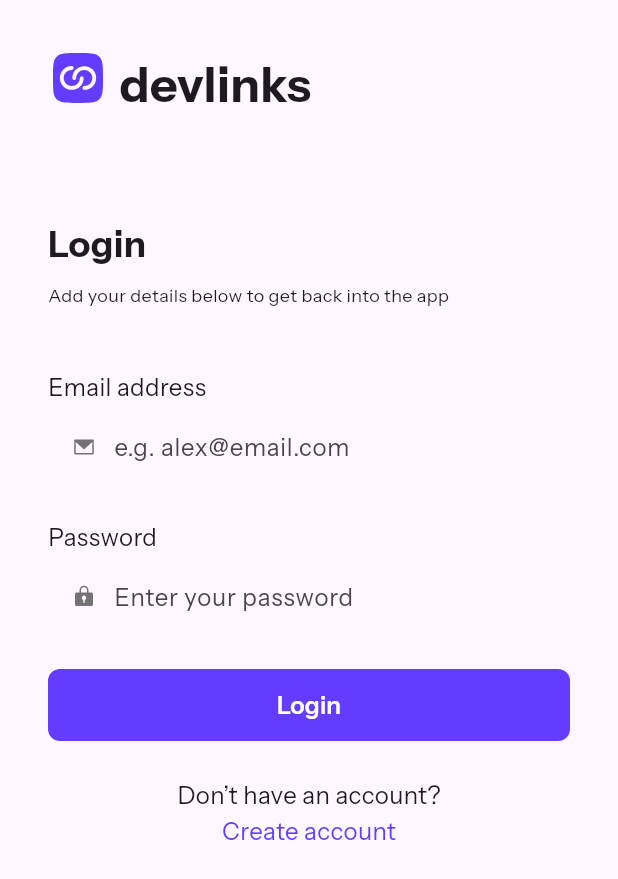
After one commit to wallas938/flutter_link_sharing_app, a Flutter app: the screen it shows after launch, on a phone screen of 412 x 824 dp. The commit adds this screen. Shown: the top 879 px of the screen. Run offline on Flutter 3.47's test engine with Material 3 defaults, Android fonts, the phone set to English and light mode, and no system bars; our stand-ins replace flutter_svg, google_fonts; project files that could hold a hidden picture were left out.

```diff
--- a/lib/app_constants/theme.typo.dart
+++ b/lib/app_constants/theme.typo.dart
@@ -1,5 +1,4 @@
 import 'package:flutter/cupertino.dart';
-import 'package:google_fonts/google_fonts.dart';
 
 class AppTypography {
   static const TextStyle bodyS = TextStyle(
--- /dev/null
+++ b/lib/pages/login_page.dart
@@ -0,0 +1,199 @@
+import 'package:flutter/foundation.dart';
+import 'package:flutter/material.dart';
+import 'package:flutter_link_sharing_app/app_constants/theme.colors.dart';
+import 'package:flutter_link_sharing_app/app_constants/theme.typo.dart';
+import 'package:flutter_svg/flutter_svg.dart';
+import 'package:google_fonts/google_fonts.dart';
+
+class LoginPage extends StatefulWidget {
+  const LoginPage({super.key});
+
+  @override
+  State<LoginPage> createState() => _LoginPageState();
+}
+
+class _LoginPageState extends State<LoginPage> {
+  TextEditingController emailController = TextEditingController();
+  TextEditingController passwordController = TextEditingController();
+
+  @override
+  Widget build(BuildContext context) {
+    return Scaffold(
+      body: Container(
+        constraints: const BoxConstraints.expand(),
+        alignment: Alignment.topLeft,
+        padding: const EdgeInsets.all(32.0),
+        child: SingleChildScrollView(
+          physics: const BouncingScrollPhysics(),
+          child: Column(
+            crossAxisAlignment: CrossAxisAlignment.start,
+            children: [
+              Row(
+                mainAxisAlignment: MainAxisAlignment.start,
+                crossAxisAlignment: CrossAxisAlignment.start,
+                children: <Widget>[
+                  SvgPicture.asset(
+                    'assets/images/logo-devlinks-small.svg',
+                    height: 40,
+                  ),
+                  const SizedBox(width: 7.5),
+                  const Text("devlinks", style: AppTypography.headingM)
+                ],
+              ), // LOGO
+              const SizedBox(
+                height: 64,
+              ),
+              Column(
+                crossAxisAlignment: CrossAxisAlignment.start,
+                children: [
+                  Text(
+                    "Login",
+                    style: GoogleFonts.instrumentSans(
+                      fontSize: 24,
+                      fontWeight: FontWeight.w700,
+                      fontStyle: FontStyle.normal,
+                    ),
+                  ),
+                  const SizedBox(height: 8),
+                  const Text(
+                    "Add your details below to get back into the app",
+                    style: AppTypography.bodyS,
+                  )
+                ],
+              ), // ADD YOUR DETAILS...
+              const SizedBox(
+                height: 40,
+              ),
+              const Text("Email address", style: AppTypography.bodyM),
+              const SizedBox(height: 4),
+              Row(
+                children: [
+                  const SizedBox(
+                    width: 16,
+                  ),
+                  SvgPicture.asset(
+                    'assets/images/icon-email.svg',
+                    height: 16,
+                    width: 16,
+                  ),
+                  const SizedBox(
+                    width: 12,
+                  ),
+                  Expanded(
+                    child: TextFormField(
+                      style: const TextStyle(
+                        fontWeight: FontWeight.w400,
+                        fontStyle: FontStyle.normal,
+                        fontSize: 16,
+                        fontFamily: "Instrument Sans",
+                        color: AppColors.darkGrey,
+                      ),
+                      controller: emailController,
+                      decoration: const InputDecoration(
+                        hintText: "e.g. alex@email.com",
+                        border: InputBorder.none,
+                      ),
+                    ),
+                  ),
+                ],
+              ),
+              const SizedBox(height: 24),
+              const Text("Password", style: AppTypography.bodyM),
+              const SizedBox(height: 4),
+              // Email Address Input
+              Row(
+                children: [
+                  const SizedBox(
+                    width: 16,
+                  ),
+                  SvgPicture.asset(
+                    'assets/images/icon-password.svg',
+                    height: 16,
+                    width: 16,
+                  ),
+                  const SizedBox(
+                    width: 12,
+                  ),
+                  Expanded(
+                    child: TextFormField(
+                      obscureText: true,
+                      style: const TextStyle(
+                        fontWeight: FontWeight.w400,
+                        fontStyle: FontStyle.normal,
+                        fontSize: 16,
+                        fontFamily: "Instrument Sans",
+                        color: AppColors.darkGrey,
+                      ),
+                      controller: passwordController,
+                      decoration: const InputDecoration(
+                        hintText: "Enter your password",
+                        border: InputBorder.none,
+                      ),
+                    ),
+                  ),
+                ],
+              ), // PASSWORD_INPUT
+              const SizedBox(
+                height: 24,
+              ),
+              Container(
+                width: double.infinity,
+                decoration: BoxDecoration(
+                    color: AppColors.purple,
+                    borderRadius: BorderRadius.circular(8.0)),
+                child: Row(
+                  mainAxisAlignment: MainAxisAlignment.center,
+                  mainAxisSize: MainAxisSize.max,
+                  children: [
+                    TextButton(
+                        onPressed: () {
+                          if (kDebugMode) {
+                            Navigator.of(context).pushNamed("/editor");
+                          }
+                        },
+                        child: const Text(
+                          "Login",
+                          style: TextStyle(
+                              color: Colors.white,
+                              fontWeight: FontWeight.w600,
+                              fontStyle: FontStyle.normal,
+                              fontSize: 16,
+                              height: 1.5),
+                        ))
+                  ],
+                ),
+              ),
+              const SizedBox(
+                height: 24,
+              ),
+              Column(
+                crossAxisAlignment: CrossAxisAlignment.center,
+                mainAxisAlignment: MainAxisAlignment.center,
+                children: [
+                  const Center(
+                    child: Text("Don’t have an account?"),
+                  ),
+                  GestureDetector(
+                    onTap: () {
+                      Navigator.of(context).pushNamed("/signup");
+                    },
+                    child: const Text(
+                      "Create account",
+                      style: TextStyle(
+                        color: AppColors.purple,
+                        fontWeight: FontWeight.w400,
+                        fontStyle: FontStyle.normal,
+                        fontSize: 16,
+                        fontFamily: "Instrument Sans",
+                      ),
+                    ),
+                  ),
+                ],
+              ) // SIGN_UP_LINKS
+            ],
+          ),
+        ),
+      ),
+    );
+  }
+}
```
Also changed, not shown: lib/main.dart (+8 -81 lines), lib/pages/editor_page.dart (added, +93 -0 lines), lib/pages/signup_page.dart (renamed from lib/widgets/Signup_form_widget.dart, +5 -5 lines), lib/widgets/Login_form_widget.dart (deleted, +0 -153 lines), assets/images/icon-profile-header.svg (renamed from assets/images/icon-profile-details-header.svg), 1 other file.
